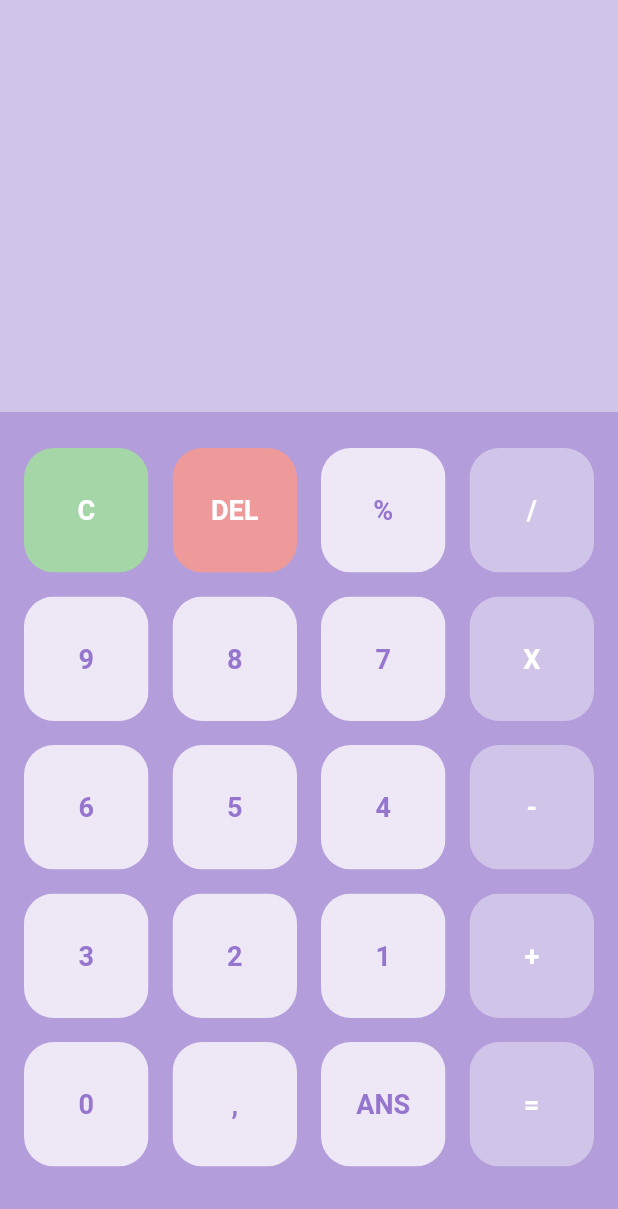
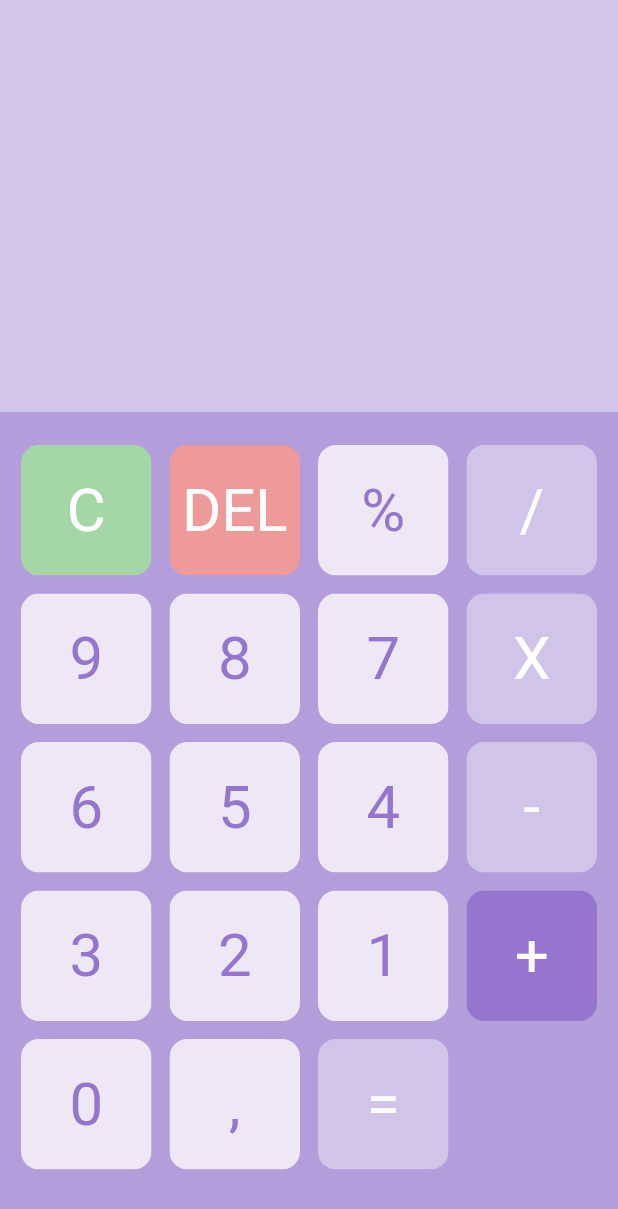
Before and after one commit to hansfigo/flutter_calculator, a Flutter app: the screen it shows after launch, on a phone screen of 412 x 824 dp. Shown: the top 1209 px of the screen. Run offline on Flutter 3.47's test engine with Material 2 defaults, Android fonts, the phone set to English and light mode, and no system bars; our stand-ins replace math_expressions.

Commit message:
modified:   lib/button.dart 	new file:   lib/grid.dart 	modified:   lib/main.dart 	modified:   pubspec.lock 	modified:   pubspec.yaml

```diff
--- a/lib/button.dart
+++ b/lib/button.dart
@@ -11,17 +11,17 @@ class MyButton extends StatelessWidget {
   @override
   Widget build(BuildContext context) {
     return Padding(
-      padding: const EdgeInsets.all(8),
+      padding: const EdgeInsets.all(6),
       child: GestureDetector(
         onTap: buttonTapped,
         child: ClipRRect(
-            borderRadius: BorderRadius.circular(20),
+            borderRadius: BorderRadius.circular(12),
             child: Container(
               color: btnColor,
               child: Center(
                 child: Text(
                   btnTetxt!,
-                  style: TextStyle(color: txtColor, fontSize: 18, fontWeight: FontWeight.w600),
+                  style: TextStyle(color: txtColor, fontSize: 40, fontWeight: FontWeight.w400),
                 ),
               ),
             )),
@@ -29,3 +29,35 @@ class MyButton extends StatelessWidget {
     );
   }
 }
+
+class MybuttonLong extends StatelessWidget {
+  final btnColor;
+  final txtColor;
+  final String? btnTetxt;
+  final buttonTapped;
+
+  MybuttonLong({this.btnColor, this.btnTetxt, this.txtColor, this.buttonTapped});
+
+  @override
+  Widget build(BuildContext context) {
+    return Padding(
+      padding: const EdgeInsets.all(6),
+      child: GestureDetector(
+        onTap: buttonTapped,
+        child: Container(
+          child: ClipRRect(
+              borderRadius: BorderRadius.circular(12),
+              child: Container(
+                color: btnColor,
+                child: Center(
+                  child: Text(
+                    btnTetxt!,
+                    style: TextStyle(color: txtColor, fontSize: 40, fontWeight: FontWeight.w400),
+                  ),
+                ),
+              )),
+        ),
+      ),
+    );
+  }
+}
--- /dev/null
+++ b/lib/grid.dart
@@ -0,0 +1,109 @@
+import 'package:flutter/material.dart';
+import 'package:flutter_calculator/button.dart';
+import 'package:flutter_calculator/main.dart';
+import 'package:math_expressions/math_expressions.dart';
+
+class gridViewButton extends StatefulWidget {
+
+  @override
+  State<gridViewButton> createState() => _gridViewButtonState();
+}
+
+class _gridViewButtonState extends State<gridViewButton> {
+
+final List<String> button = [
+  'C',
+  'DEL',
+  '%',
+  '/',
+  '9',
+  '8',
+  '7',
+  'X',
+  '6',
+  '5',
+  '4',
+  '-',
+  '3',
+  '2',
+  '1',
+  '+',
+  '0',
+  ',',
+  '=',
+];
+  @override
+  Widget build(BuildContext context) {
+    return GridView.builder(
+                      itemCount: button.length,
+                      gridDelegate: SliverGridDelegateWithFixedCrossAxisCount(
+                        crossAxisCount: 4,
+                      ),
+                      itemBuilder: (BuildContext context, int index) {
+                        //CLEAR BUTTON
+                        if (index == 0) {
+                          return MyButton(
+                              buttonTapped: () {
+                                setState(() {
+                                  userInput = '';
+                                });
+                              },
+                              btnTetxt: button[index],
+                              btnColor: Colors.green.shade200,
+                              txtColor: Colors.white);
+                          //DELETE BUTTON
+                        } else if (index == 1) {
+                          return MyButton(
+                              buttonTapped: () {
+                                setState(() {
+                                  userInput = userInput.substring(
+                                      0, userInput.length - 1);
+                                });
+                              },
+                              btnTetxt: button[index],
+                              btnColor: Colors.red.shade200,
+                              txtColor: Colors.white);
+
+                          //EQUAL BUTTON
+                        } else if (index == button.length - 1) {
+                          return MybuttonLong(
+                              buttonTapped: () {
+                                setState(() {
+                                  equalButtonPressed();
+                                });
+                              },
+                              btnTetxt: button[index],
+                              btnColor: Colors.deepPurple.shade100,
+                              txtColor: Colors.white);
+                          //PLUS BTN    //
+                        } else if (index == button.length - 4) {
+                          return Container(
+                            child: MybuttonLong(
+                                buttonTapped: () {
+                                  setState(() {
+                                    userInput = userInput + button[index];
+                                  });
+                                },
+                                btnTetxt: button[index],
+                                btnColor: Colors.deepPurple.shade300,
+                                txtColor: Colors.white),
+                          );
+                        } else {
+                          return MyButton(
+                            buttonTapped: () {
+                              setState(() {
+                                userInput = userInput + button[index];
+                              });
+                            },
+                            btnTetxt: button[index],
+                            btnColor: isOperator(button[index])
+                                ? Colors.deepPurple.shade100
+                                : Colors.deepPurple.shade50,
+                            txtColor: isOperator(button[index])
+                                ? Colors.white
+                                : Colors.deepPurple.shade300,
+                          );
+                        }
+                      });
+  }
+}
--- a/lib/main.dart
+++ b/lib/main.dart
@@ -1,6 +1,8 @@
 import 'package:flutter/material.dart';
 import 'package:flutter_calculator/button.dart';
+import 'package:flutter_calculator/grid.dart';
 import 'package:math_expressions/math_expressions.dart';
+import 'package:flutter_staggered_grid_view/flutter_staggered_grid_view.dart';
 
 void main() {
   runApp(MyApp());
@@ -11,9 +13,11 @@ class MyApp extends StatelessWidget {
 
   @override
   Widget build(BuildContext context) {
-    return MaterialApp(debugShowCheckedModeBanner: false, home: HomePage());
+    return MaterialApp(
+        debugShowCheckedModeBanner: false, home: HomePage());
   }
 }
+
 
 class HomePage extends StatefulWidget {
   @override
@@ -23,28 +27,7 @@ class HomePage extends StatefulWidget {
 var userAnswer = '';
 var userInput = '';
 
-final List<String> button = [
-  'C',
-  'DEL',
-  '%',
-  '/',
-  '9',
-  '8',
-  '7',
-  'X',
-  '6',
-  '5',
-  '4',
-  '-',
-  '3',
-  '2',
-  '1',
-  '+',
-  '0',
-  ',',
-  'ANS',
-  '=',
-];
+final gridViewButton gridButton = new gridViewButton();
 
 class _HomePageState extends State<HomePage> {
   @override
@@ -81,63 +64,7 @@ class _HomePageState extends State<HomePage> {
                 child: Padding(
                   padding:
                       const EdgeInsets.symmetric(horizontal: 8, vertical: 16),
-                  child: GridView.builder(
-                      itemCount: button.length,
-                      gridDelegate: SliverGridDelegateWithFixedCrossAxisCount(
-                          crossAxisCount: 4),
-                      itemBuilder: (BuildContext context, int index) {
-                        //CLEAR BUTTON
-                        if (index == 0) {
-                          return MyButton(
-                              buttonTapped: () {
-                                setState(() {
-                                  userInput = '';
-                                });
-                              },
-                              btnTetxt: button[index],
-                              btnColor: Colors.green.shade200,
-                              txtColor: Colors.white);
-                          //DELETE BUTTON
-                        } else if (index == 1) {
-                          return MyButton(
-                              buttonTapped: () {
-                                setState(() {
-                                  userInput = userInput.substring(
-                                      0, userInput.length - 1);
-                                });
-                              },
-                              btnTetxt: button[index],
-                              btnColor: Colors.red.shade200,
-                              txtColor: Colors.white);
-
-                          //EQUAL BUTTON
-                        } else if (index == button.length - 1) {
-                          return MyButton(
-                              buttonTapped: () {
-                                setState(() {
-                                  equalButtonPressed();
-                                });
-                              },
-                              btnTetxt: button[index],
-                              btnColor: Colors.deepPurple.shade100,
-                              txtColor: Colors.white);
-                        } else {
-                          return MyButton(
-                            buttonTapped: () {
-                              setState(() {
-                                userInput = userInput + button[index];
-                              });
-                            },
-                            btnTetxt: button[index],
-                            btnColor: isOperator(button[index])
-                                ? Colors.deepPurple.shade100
-                                : Colors.deepPurple.shade50,
-                            txtColor: isOperator(button[index])
-                                ? Colors.white
-                                : Colors.deepPurple.shade300,
-                          );
-                        }
-                      }),
+                  child: gridButton
                 )),
           )
         ],
--- a/pubspec.yaml
+++ b/pubspec.yaml
@@ -35,6 +35,7 @@ dependencies:
   # Use with the CupertinoIcons class for iOS style icons.
   cupertino_icons: ^1.0.2
   math_expressions: ^2.3.1
+  flutter_staggered_grid_view: ^0.6.2
 
 dev_dependencies:
   flutter_test:
```
Also changed, not shown: pubspec.lock.
